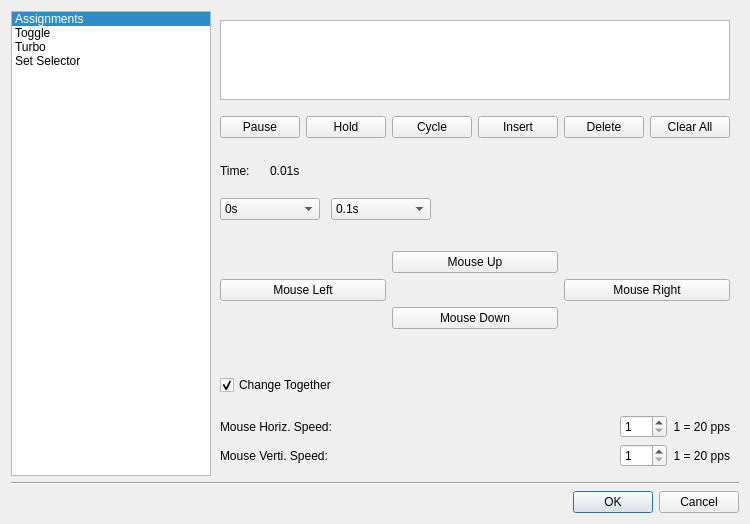
AntiMicroX/antimicrox, file advancebuttondialog.ui: the form before one commit.
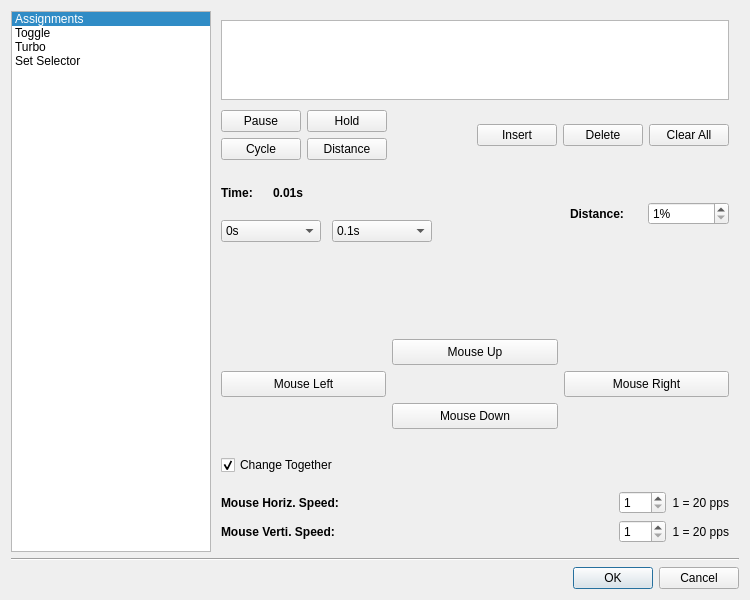
The form after the commit.

Commit message: Added distance action slot

Diff of the .ui file:
```diff
--- a/advancebuttondialog.ui
+++ b/advancebuttondialog.ui
@@ -9,8 +9,8 @@
    <rect>
     <x>0</x>
     <y>0</y>
-    <width>690</width>
-    <height>524</height>
+    <width>750</width>
+    <height>600</height>
    </rect>
   </property>
   <property name="sizePolicy">
@@ -86,6 +86,12 @@
        </property>
        <widget class="QWidget" name="page">
         <layout class="QVBoxLayout" name="verticalLayout_9">
+         <property name="leftMargin">
+          <number>10</number>
+         </property>
+         <property name="rightMargin">
+          <number>10</number>
+         </property>
          <item>
           <widget class="QListWidget" name="slotListWidget">
            <property name="sizePolicy">
@@ -146,34 +152,45 @@
            <property name="sizeHint" stdset="0">
             <size>
              <width>20</width>
-             <height>10</height>
+             <height>4</height>
             </size>
            </property>
           </spacer>
          </item>
          <item>
-          <layout class="QHBoxLayout" name="horizontalLayout_5">
+          <layout class="QHBoxLayout" name="horizontalLayout_12">
            <item>
-            <widget class="QPushButton" name="pausePushButton">
-             <property name="text">
-              <string>Pause</string>
-             </property>
-            </widget>
-           </item>
-           <item>
+            <layout class="QGridLayout" name="gridLayout_2">
+             <item row="0" column="1">
             <widget class="QPushButton" name="holdPushButton">
              <property name="text">
               <string>Hold</string>
              </property>
             </widget>
            </item>
-           <item>
+             <item row="0" column="0">
+              <widget class="QPushButton" name="pausePushButton">
+               <property name="text">
+                <string>Pause</string>
+               </property>
+              </widget>
+             </item>
+             <item row="1" column="0">
             <widget class="QPushButton" name="cyclePushButton">
              <property name="text">
               <string>Cycle</string>
              </property>
             </widget>
            </item>
+             <item row="1" column="1">
+              <widget class="QPushButton" name="distancePushButton">
+               <property name="text">
+                <string>Distance</string>
+               </property>
+              </widget>
+             </item>
+            </layout>
+           </item>
            <item>
             <spacer name="horizontalSpacer">
              <property name="orientation">
@@ -191,6 +208,8 @@
             </spacer>
            </item>
            <item>
+            <layout class="QHBoxLayout" name="horizontalLayout_5">
+             <item>
             <widget class="QPushButton" name="insertSlotButton">
              <property name="text">
               <string>Insert</string>
@@ -213,6 +232,8 @@
            </item>
           </layout>
          </item>
+          </layout>
+         </item>
          <item>
           <spacer name="verticalSpacer_2">
            <property name="orientation">
@@ -230,6 +251,8 @@
           </spacer>
          </item>
          <item>
+          <layout class="QHBoxLayout" name="horizontalLayout_13">
+           <item>
           <layout class="QVBoxLayout" name="verticalLayout_2">
            <property name="spacing">
             <number>20</number>
@@ -244,6 +267,12 @@
                  <verstretch>0</verstretch>
                 </sizepolicy>
                </property>
+                 <property name="font">
+                  <font>
+                   <weight>75</weight>
+                   <bold>true</bold>
+                  </font>
+                 </property>
                <property name="text">
                 <string>Time:</string>
                </property>
@@ -251,6 +280,12 @@
              </item>
              <item>
               <widget class="QLabel" name="actionTimeLabel">
+                 <property name="font">
+                  <font>
+                   <weight>75</weight>
+                   <bold>true</bold>
+                  </font>
+                 </property>
                <property name="text">
                 <string>0.01s</string>
                </property>
@@ -440,6 +475,50 @@
           </layout>
          </item>
          <item>
+            <layout class="QHBoxLayout" name="horizontalLayout_11">
+             <property name="spacing">
+              <number>20</number>
+             </property>
+             <item>
+              <widget class="QLabel" name="label_6">
+               <property name="font">
+                <font>
+                 <weight>75</weight>
+                 <bold>true</bold>
+                </font>
+               </property>
+               <property name="text">
+                <string>Distance: </string>
+               </property>
+              </widget>
+             </item>
+             <item>
+              <widget class="QSpinBox" name="distanceSpinBox">
+               <property name="minimumSize">
+                <size>
+                 <width>81</width>
+                 <height>0</height>
+                </size>
+               </property>
+               <property name="suffix">
+                <string>%</string>
+               </property>
+               <property name="minimum">
+                <number>1</number>
+               </property>
+               <property name="maximum">
+                <number>100</number>
+               </property>
+               <property name="singleStep">
+                <number>1</number>
+               </property>
+              </widget>
+             </item>
+            </layout>
+           </item>
+          </layout>
+         </item>
+         <item>
           <spacer name="verticalSpacer_9">
            <property name="orientation">
             <enum>Qt::Vertical</enum>
@@ -447,7 +526,7 @@
            <property name="sizeHint" stdset="0">
             <size>
              <width>20</width>
-             <height>40</height>
+             <height>20</height>
             </size>
            </property>
           </spacer>
@@ -519,7 +598,7 @@
            <property name="sizeHint" stdset="0">
             <size>
              <width>20</width>
-             <height>40</height>
+             <height>20</height>
             </size>
            </property>
           </spacer>
@@ -545,7 +624,7 @@
            <property name="sizeHint" stdset="0">
             <size>
              <width>20</width>
-             <height>14</height>
+             <height>10</height>
             </size>
            </property>
           </spacer>
@@ -554,6 +633,12 @@
           <layout class="QHBoxLayout" name="horizontalLayout_7">
            <item>
             <widget class="QLabel" name="label_2">
+             <property name="font">
+              <font>
+               <weight>75</weight>
+               <bold>true</bold>
+              </font>
+             </property>
              <property name="text">
               <string>Mouse Horiz. Speed:</string>
              </property>
@@ -614,6 +699,12 @@
           <layout class="QHBoxLayout" name="horizontalLayout_8">
            <item>
             <widget class="QLabel" name="label_4">
+             <property name="font">
+              <font>
+               <weight>75</weight>
+               <bold>true</bold>
+              </font>
+             </property>
              <property name="text">
               <string>Mouse Verti. Speed:</string>
              </property>
```
Lines whose indentation alone changed are shown as unchanged. The commit also changes 16 other files.
